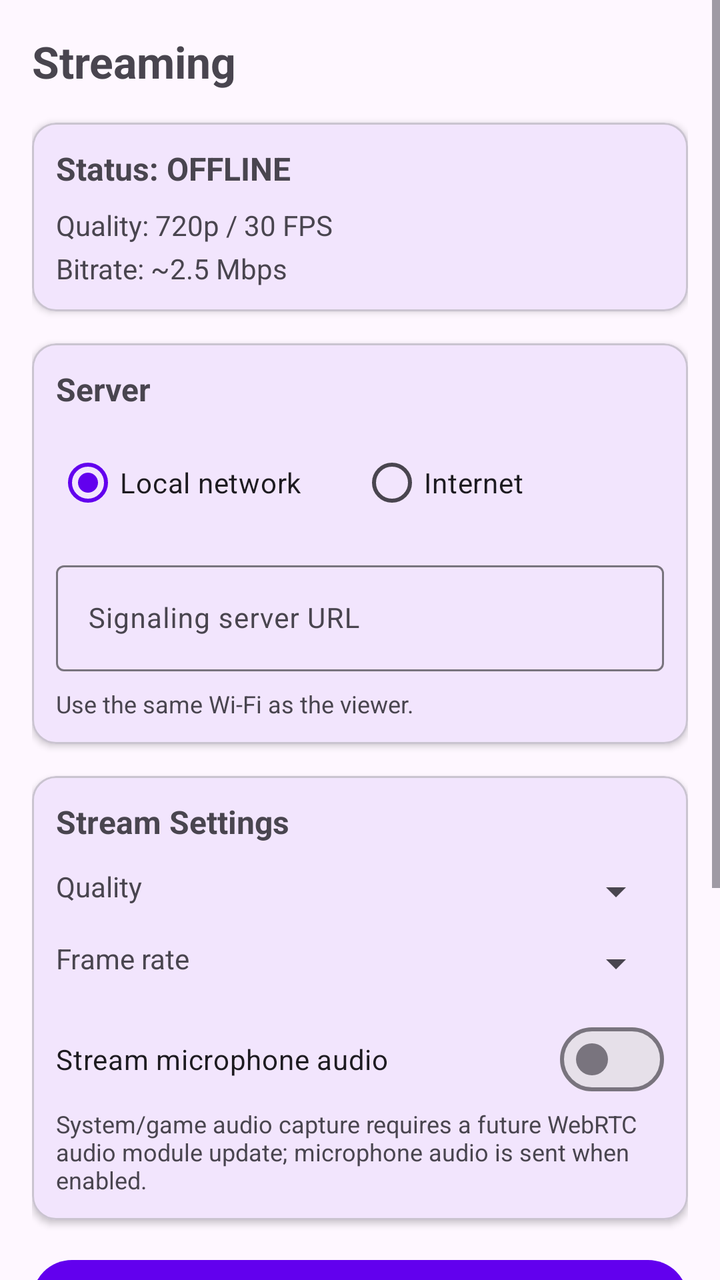
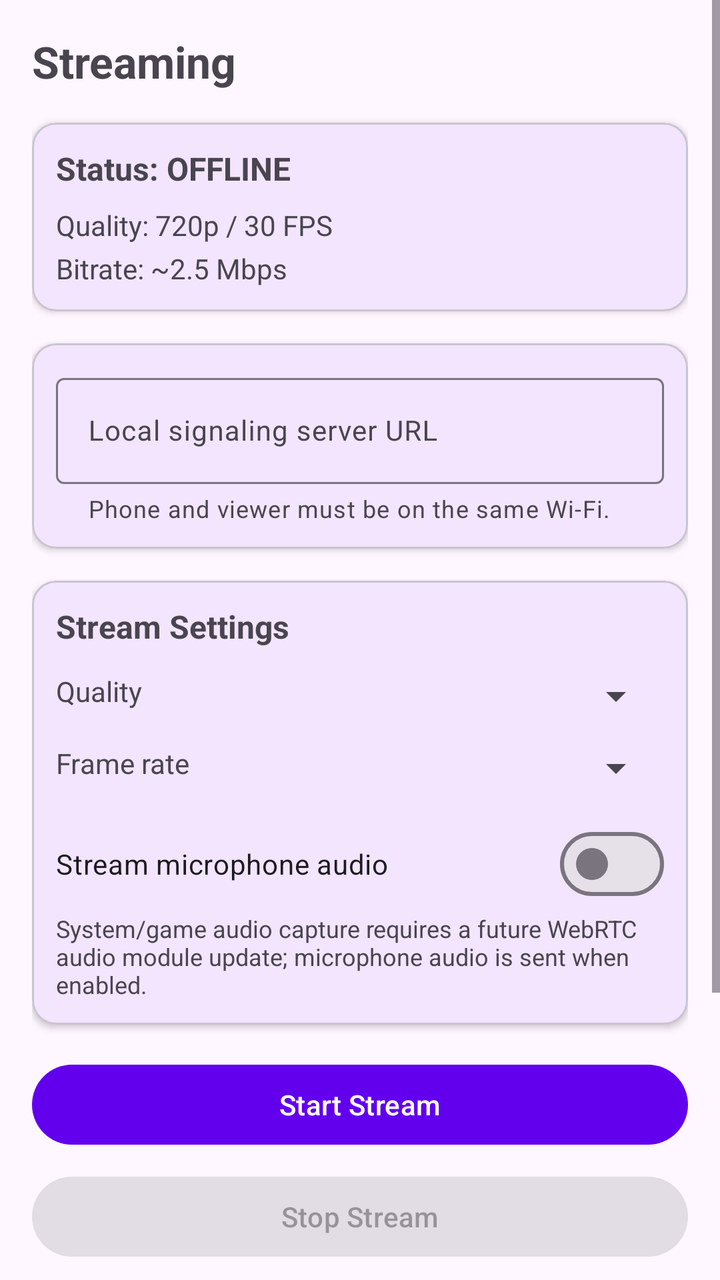

Two renders of the same Android screen: before a commit and after it. Below are the layout's source before the change and the commit's diff.
<!-- AndroidManifest.xml: application theme Theme.FloatOverlay -->
<!-- res/layout/fragment_stream.xml -->
<?xml version="1.0" encoding="utf-8"?>
<ScrollView xmlns:android="http://schemas.android.com/apk/res/android"
    xmlns:app="http://schemas.android.com/apk/res-auto"
    android:layout_width="match_parent"
    android:layout_height="match_parent"
    android:fillViewport="true">

    <LinearLayout
        android:layout_width="match_parent"
        android:layout_height="wrap_content"
        android:orientation="vertical"
        android:padding="16dp">

        <TextView
            android:layout_width="wrap_content"
            android:layout_height="wrap_content"
            android:layout_marginBottom="16dp"
            android:text="Streaming"
            android:textSize="22sp"
            android:textStyle="bold" />

        <com.google.android.material.card.MaterialCardView
            android:layout_width="match_parent"
            android:layout_height="wrap_content"
            android:layout_marginBottom="16dp"
            app:cardCornerRadius="12dp"
            app:cardElevation="2dp"
            app:contentPadding="12dp">

            <LinearLayout
                android:layout_width="match_parent"
                android:layout_height="wrap_content"
                android:orientation="vertical">

                <TextView
                    android:id="@+id/streamStatusText"
                    android:layout_width="wrap_content"
                    android:layout_height="wrap_content"
                    android:layout_marginBottom="8dp"
                    android:text="Status: OFFLINE"
                    android:textSize="16sp"
                    android:textStyle="bold" />

                <TextView
                    android:id="@+id/streamStatsText"
                    android:layout_width="wrap_content"
                    android:layout_height="wrap_content"
                    android:lineSpacingMultiplier="1.3"
                    android:text="Quality: 720p / 30 FPS\nBitrate: ~2.5 Mbps"
                    android:textColor="?android:attr/textColorSecondary"
                    android:textSize="14sp" />
            </LinearLayout>
        </com.google.android.material.card.MaterialCardView>

        <com.google.android.material.card.MaterialCardView
            android:layout_width="match_parent"
            android:layout_height="wrap_content"
            android:layout_marginBottom="16dp"
            app:cardCornerRadius="12dp"
            app:cardElevation="2dp"
            app:contentPadding="12dp">

            <LinearLayout
                android:layout_width="match_parent"
                android:layout_height="wrap_content"
                android:orientation="vertical">

                <TextView
                    android:layout_width="wrap_content"
                    android:layout_height="wrap_content"
                    android:layout_marginBottom="12dp"
                    android:text="Server"
                    android:textSize="16sp"
                    android:textStyle="bold" />

                <RadioGroup
                    android:id="@+id/serverModeGroup"
                    android:layout_width="match_parent"
                    android:layout_height="wrap_content"
                    android:layout_marginBottom="12dp"
                    android:orientation="horizontal">

                    <RadioButton
                        android:id="@+id/modeLocal"
                        android:layout_width="0dp"
                        android:layout_height="wrap_content"
                        android:layout_weight="1"
                        android:checked="true"
                        android:text="Local network" />

                    <RadioButton
                        android:id="@+id/modeInternet"
                        android:layout_width="0dp"
                        android:layout_height="wrap_content"
                        android:layout_weight="1"
                        android:text="Internet" />
                </RadioGroup>

                <com.google.android.material.textfield.TextInputLayout
                    android:layout_width="match_parent"
                    android:layout_height="wrap_content"
                    android:hint="Signaling server URL"
                    app:endIconMode="clear_text">

                    <com.google.android.material.textfield.TextInputEditText
                        android:id="@+id/serverUrlInput"
                        android:layout_width="match_parent"
                        android:layout_height="wrap_content"
                        android:inputType="textUri"
                        android:textSize="14sp" />
                </com.google.android.material.textfield.TextInputLayout>

                <TextView
                    android:id="@+id/modeHintText"
                    android:layout_width="wrap_content"
                    android:layout_height="wrap_content"
                    android:layout_marginTop="8dp"
                    android:text="Use the same Wi-Fi as the viewer."
                    android:textColor="?android:attr/textColorSecondary"
                    android:textSize="12sp" />
            </LinearLayout>
        </com.google.android.material.card.MaterialCardView>

        <com.google.android.material.card.MaterialCardView
            android:layout_width="match_parent"
            android:layout_height="wrap_content"
            android:layout_marginBottom="16dp"
            app:cardCornerRadius="12dp"
            app:cardElevation="2dp"
            app:contentPadding="12dp">

            <LinearLayout
                android:layout_width="match_parent"
                android:layout_height="wrap_content"
                android:orientation="vertical">

                <TextView
                    android:layout_width="wrap_content"
                    android:layout_height="wrap_content"
                    android:layout_marginBottom="12dp"
                    android:text="Stream Settings"
                    android:textSize="16sp"
                    android:textStyle="bold" />

                <LinearLayout
                    android:layout_width="match_parent"
                    android:layout_height="wrap_content"
                    android:layout_marginBottom="12dp"
                    android:orientation="horizontal">

                    <TextView
                        android:layout_width="0dp"
                        android:layout_height="wrap_content"
                        android:layout_weight="1"
                        android:text="Quality"
                        android:textSize="14sp" />

                    <Spinner
                        android:id="@+id/qualitySpinner"
                        android:layout_width="0dp"
                        android:layout_height="wrap_content"
                        android:layout_weight="2" />
                </LinearLayout>

                <LinearLayout
                    android:layout_width="match_parent"
                    android:layout_height="wrap_content"
                    android:layout_marginBottom="12dp"
                    android:orientation="horizontal">

                    <TextView
                        android:layout_width="0dp"
                        android:layout_height="wrap_content"
                        android:layout_weight="1"
                        android:text="Frame rate"
                        android:textSize="14sp" />

                    <Spinner
                        android:id="@+id/fpsSpinner"
                        android:layout_width="0dp"
                        android:layout_height="wrap_content"
                        android:layout_weight="2" />
                </LinearLayout>

                <com.google.android.material.materialswitch.MaterialSwitch
                    android:id="@+id/audioSwitch"
                    android:layout_width="match_parent"
                    android:layout_height="wrap_content"
                    android:text="Stream microphone audio" />

                <TextView
                    android:layout_width="wrap_content"
                    android:layout_height="wrap_content"
                    android:text="System/game audio capture requires a future WebRTC audio module update; microphone audio is sent when enabled."
                    android:textColor="?android:attr/textColorSecondary"
                    android:textSize="12sp" />
            </LinearLayout>
        </com.google.android.material.card.MaterialCardView>

        <Button
            android:id="@+id/startStreamButton"
            android:layout_width="match_parent"
            android:layout_height="wrap_content"
            android:layout_marginBottom="8dp"
            android:text="Start Stream" />

        <Button
            android:id="@+id/stopStreamButton"
            android:layout_width="match_parent"
            android:layout_height="wrap_content"
            android:layout_marginBottom="16dp"
            android:enabled="false"
            android:text="Stop Stream" />

        <com.google.android.material.card.MaterialCardView
            android:layout_width="match_parent"
            android:layout_height="wrap_content"
            android:layout_marginBottom="16dp"
            app:cardCornerRadius="12dp"
            app:cardElevation="2dp"
            app:contentPadding="12dp">

            <LinearLayout
                android:layout_width="match_parent"
                android:layout_height="wrap_content"
                android:orientation="vertical">

                <TextView
                    android:layout_width="wrap_content"
                    android:layout_height="wrap_content"
                    android:layout_marginBottom="4dp"
                    android:text="Viewer link:"
                    android:textSize="14sp"
                    android:textStyle="bold" />

                <TextView
                    android:id="@+id/streamLinkText"
                    android:layout_width="match_parent"
                    android:layout_height="wrap_content"
                    android:layout_marginBottom="12dp"
                    android:background="#11000000"
                    android:padding="10dp"
                    android:textIsSelectable="true"
                    android:textSize="13sp" />

                <Button
                    android:id="@+id/copyLinkButton"
                    android:layout_width="match_parent"
                    android:layout_height="wrap_content"
                    android:enabled="false"
                    android:text="Copy Link" />
            </LinearLayout>
        </com.google.android.material.card.MaterialCardView>

    </LinearLayout>
</ScrollView>
<!-- resources referenced by this layout -->
<resources>
  <style name="Theme.FloatOverlay" parent="Theme.Material3.DayNight.NoActionBar">
          <item name="colorPrimary">@color/purple_500</item>
          <item name="colorPrimaryVariant">@color/purple_700</item>
          <item name="colorOnPrimary">@color/white</item>
          <item name="colorSecondary">@color/teal_200</item>
          <item name="colorSecondaryVariant">@color/teal_700</item>
          <item name="android:statusBarColor">@color/purple_700</item>
      </style>
  <color name="purple_500">#FF6200EE</color>
  <color name="purple_700">#FF3700B3</color>
  <color name="white">#FFFFFFFF</color>
  <color name="teal_200">#FF03DAC5</color>
  <color name="teal_700">#FF018786</color>
</resources>

<!-- the commit's change to res/layout/fragment_stream.xml (unified diff, before → after) -->
@@ -65,42 +65,12 @@
                 android:layout_height="wrap_content"
                 android:orientation="vertical">
 
-                <TextView
-                    android:layout_width="wrap_content"
-                    android:layout_height="wrap_content"
-                    android:layout_marginBottom="12dp"
-                    android:text="Server"
-                    android:textSize="16sp"
-                    android:textStyle="bold" />
-
-                <RadioGroup
-                    android:id="@+id/serverModeGroup"
-                    android:layout_width="match_parent"
-                    android:layout_height="wrap_content"
-                    android:layout_marginBottom="12dp"
-                    android:orientation="horizontal">
-
-                    <RadioButton
-                        android:id="@+id/modeLocal"
-                        android:layout_width="0dp"
-                        android:layout_height="wrap_content"
-                        android:layout_weight="1"
-                        android:checked="true"
-                        android:text="Local network" />
-
-                    <RadioButton
-                        android:id="@+id/modeInternet"
-                        android:layout_width="0dp"
-                        android:layout_height="wrap_content"
-                        android:layout_weight="1"
-                        android:text="Internet" />
-                </RadioGroup>
-
                 <com.google.android.material.textfield.TextInputLayout
                     android:layout_width="match_parent"
                     android:layout_height="wrap_content"
-                    android:hint="Signaling server URL"
-                    app:endIconMode="clear_text">
+                    android:hint="Local signaling server URL"
+                    app:endIconMode="clear_text"
+                    app:helperText="Phone and viewer must be on the same Wi-Fi.">
 
                     <com.google.android.material.textfield.TextInputEditText
                         android:id="@+id/serverUrlInput"
@@ -109,15 +79,6 @@
                         android:inputType="textUri"
                         android:textSize="14sp" />
                 </com.google.android.material.textfield.TextInputLayout>
-
-                <TextView
-                    android:id="@+id/modeHintText"
-                    android:layout_width="wrap_content"
-                    android:layout_height="wrap_content"
-                    android:layout_marginTop="8dp"
-                    android:text="Use the same Wi-Fi as the viewer."
-                    android:textColor="?android:attr/textColorSecondary"
-                    android:textSize="12sp" />
             </LinearLayout>
         </com.google.android.material.card.MaterialCardView>
 
